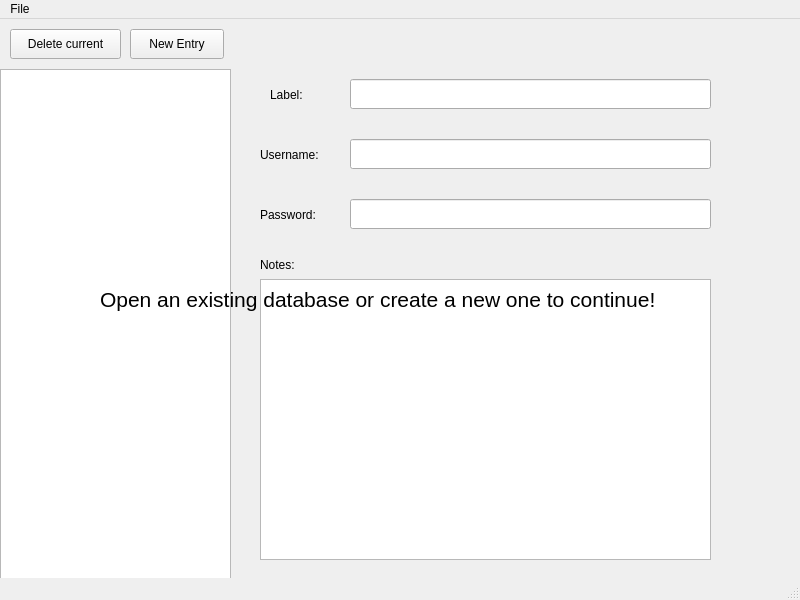
First picture: the form in ui/passzero.ui, repository raydwaipayan/pass-zero, before the edit.
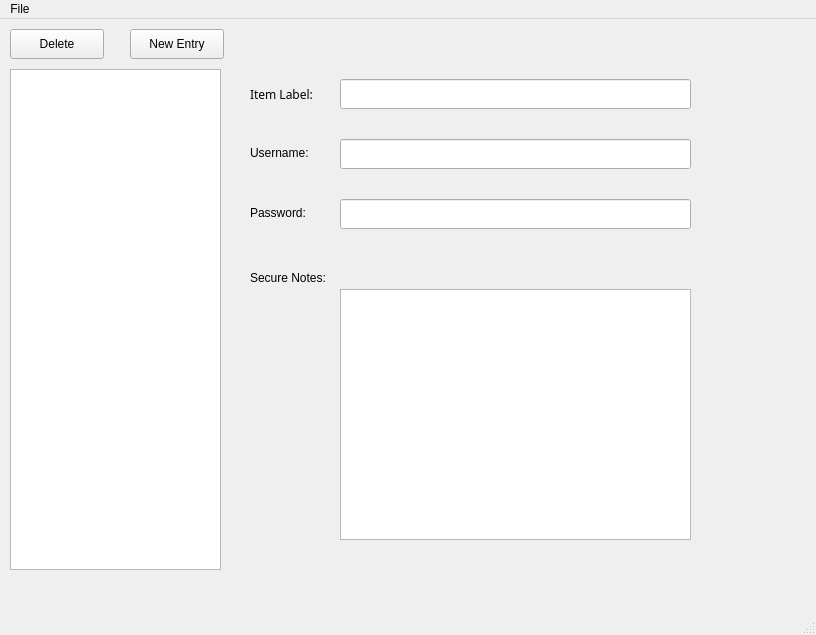
Second picture: the form after the edit. The open tabs and pages were chosen to show the change.

What changed in the file:
```diff
--- a/ui/passzero.ui
+++ b/ui/passzero.ui
@@ -6,159 +6,179 @@
    <rect>
     <x>0</x>
     <y>0</y>
-    <width>800</width>
-    <height>600</height>
+    <width>816</width>
+    <height>635</height>
    </rect>
   </property>
   <property name="windowTitle">
    <string>Pass Zero</string>
   </property>
   <widget class="QWidget" name="centralwidget">
-   <widget class="QListWidget" name="listWidget">
+   <widget class="QStackedWidget" name="stackedWidget">
     <property name="geometry">
      <rect>
       <x>0</x>
-      <y>50</y>
-      <width>231</width>
-      <height>521</height>
+      <y>0</y>
+      <width>821</width>
+      <height>611</height>
      </rect>
     </property>
-   </widget>
-   <widget class="QPushButton" name="btnDelete">
-    <property name="geometry">
-     <rect>
-      <x>10</x>
-      <y>10</y>
-      <width>111</width>
-      <height>30</height>
-     </rect>
-    </property>
-    <property name="text">
-     <string>Delete current</string>
-    </property>
-   </widget>
-   <widget class="QLineEdit" name="textUsername">
-    <property name="geometry">
-     <rect>
-      <x>350</x>
-      <y>120</y>
-      <width>361</width>
-      <height>30</height>
-     </rect>
-    </property>
-   </widget>
-   <widget class="QLineEdit" name="textPassword">
-    <property name="geometry">
-     <rect>
-      <x>350</x>
-      <y>180</y>
-      <width>361</width>
-      <height>30</height>
-     </rect>
-    </property>
-   </widget>
-   <widget class="QTextEdit" name="textNote">
-    <property name="geometry">
-     <rect>
-      <x>260</x>
-      <y>260</y>
-      <width>451</width>
-      <height>281</height>
-     </rect>
-    </property>
-   </widget>
-   <widget class="QLabel" name="label">
-    <property name="geometry">
-     <rect>
-      <x>260</x>
-      <y>120</y>
-      <width>81</width>
-      <height>31</height>
-     </rect>
-    </property>
-    <property name="text">
-     <string>Username:</string>
-    </property>
-   </widget>
-   <widget class="QLabel" name="label_2">
-    <property name="geometry">
-     <rect>
-      <x>260</x>
-      <y>180</y>
-      <width>81</width>
-      <height>31</height>
-     </rect>
-    </property>
-    <property name="text">
-     <string>Password:</string>
-    </property>
-   </widget>
-   <widget class="QLabel" name="label_3">
-    <property name="geometry">
-     <rect>
-      <x>260</x>
-      <y>230</y>
-      <width>71</width>
-      <height>31</height>
-     </rect>
-    </property>
-    <property name="text">
-     <string>Notes:</string>
-    </property>
-   </widget>
-   <widget class="QLineEdit" name="textLabel">
-    <property name="geometry">
-     <rect>
-      <x>350</x>
-      <y>60</y>
-      <width>361</width>
-      <height>30</height>
-     </rect>
-    </property>
-   </widget>
-   <widget class="QLabel" name="label_4">
-    <property name="geometry">
-     <rect>
-      <x>270</x>
-      <y>60</y>
-      <width>71</width>
-      <height>31</height>
-     </rect>
-    </property>
-    <property name="text">
-     <string>Label:</string>
-    </property>
-   </widget>
-   <widget class="QLabel" name="nullLabel">
-    <property name="geometry">
-     <rect>
-      <x>100</x>
-      <y>260</y>
-      <width>661</width>
-      <height>41</height>
-     </rect>
-    </property>
-    <property name="font">
-     <font>
-      <pointsize>16</pointsize>
-     </font>
-    </property>
-    <property name="text">
-     <string>Open an existing database or create a new one to continue!</string>
-    </property>
-   </widget>
-   <widget class="QPushButton" name="btnNewEntry">
-    <property name="geometry">
-     <rect>
-      <x>130</x>
-      <y>10</y>
-      <width>94</width>
-      <height>30</height>
-     </rect>
-    </property>
-    <property name="text">
-     <string>New Entry</string>
-    </property>
+    <widget class="QWidget" name="page">
+     <widget class="QLabel" name="label">
+      <property name="geometry">
+       <rect>
+        <x>60</x>
+        <y>260</y>
+        <width>711</width>
+        <height>41</height>
+       </rect>
+      </property>
+      <property name="font">
+       <font>
+        <family>Noto Sans</family>
+        <pointsize>18</pointsize>
+       </font>
+      </property>
+      <property name="text">
+       <string>Create a new database or open an existing one to continue.</string>
+      </property>
+     </widget>
+    </widget>
+    <widget class="QWidget" name="page_2">
+     <widget class="QPushButton" name="btnDelete">
+      <property name="geometry">
+       <rect>
+        <x>10</x>
+        <y>10</y>
+        <width>94</width>
+        <height>30</height>
+       </rect>
+      </property>
+      <property name="text">
+       <string>Delete</string>
+      </property>
+     </widget>
+     <widget class="QPushButton" name="btnNewEntry">
+      <property name="geometry">
+       <rect>
+        <x>130</x>
+        <y>10</y>
+        <width>94</width>
+        <height>30</height>
+       </rect>
+      </property>
+      <property name="text">
+       <string>New Entry</string>
+      </property>
+     </widget>
+     <widget class="QListWidget" name="listWidget">
+      <property name="geometry">
+       <rect>
+        <x>10</x>
+        <y>50</y>
+        <width>211</width>
+        <height>501</height>
+       </rect>
+      </property>
+     </widget>
+     <widget class="QLabel" name="label_2">
+      <property name="geometry">
+       <rect>
+        <x>250</x>
+        <y>65</y>
+        <width>74</width>
+        <height>20</height>
+       </rect>
+      </property>
+      <property name="font">
+       <font>
+        <family>Noto Sans</family>
+       </font>
+      </property>
+      <property name="text">
+       <string>Item Label:</string>
+      </property>
+     </widget>
+     <widget class="QLineEdit" name="textLabel">
+      <property name="geometry">
+       <rect>
+        <x>340</x>
+        <y>60</y>
+        <width>351</width>
+        <height>30</height>
+       </rect>
+      </property>
+     </widget>
+     <widget class="QLabel" name="label_3">
+      <property name="geometry">
+       <rect>
+        <x>250</x>
+        <y>125</y>
+        <width>81</width>
+        <height>18</height>
+       </rect>
+      </property>
+      <property name="text">
+       <string>Username:</string>
+      </property>
+     </widget>
+     <widget class="QLineEdit" name="textUsername">
+      <property name="geometry">
+       <rect>
+        <x>340</x>
+        <y>120</y>
+        <width>351</width>
+        <height>30</height>
+       </rect>
+      </property>
+     </widget>
+     <widget class="QLabel" name="label_4">
+      <property name="geometry">
+       <rect>
+        <x>250</x>
+        <y>185</y>
+        <width>81</width>
+        <height>18</height>
+       </rect>
+      </property>
+      <property name="text">
+       <string>Password:</string>
+      </property>
+     </widget>
+     <widget class="QLineEdit" name="textPassword">
+      <property name="geometry">
+       <rect>
+        <x>340</x>
+        <y>180</y>
+        <width>351</width>
+        <height>30</height>
+       </rect>
+      </property>
+     </widget>
+     <widget class="QLabel" name="label_5">
+      <property name="geometry">
+       <rect>
+        <x>250</x>
+        <y>250</y>
+        <width>101</width>
+        <height>18</height>
+       </rect>
+      </property>
+      <property name="text">
+       <string>Secure Notes:</string>
+      </property>
+     </widget>
+     <widget class="QTextEdit" name="textNote">
+      <property name="geometry">
+       <rect>
+        <x>340</x>
+        <y>270</y>
+        <width>351</width>
+        <height>251</height>
+       </rect>
+      </property>
+     </widget>
+    </widget>
    </widget>
   </widget>
   <widget class="QMenuBar" name="menubar">
@@ -166,7 +186,7 @@
     <rect>
      <x>0</x>
      <y>0</y>
-     <width>800</width>
+     <width>816</width>
      <height>27</height>
     </rect>
    </property>
```
Left out of the diff: 2 changed lines with no effect on the pictures.
